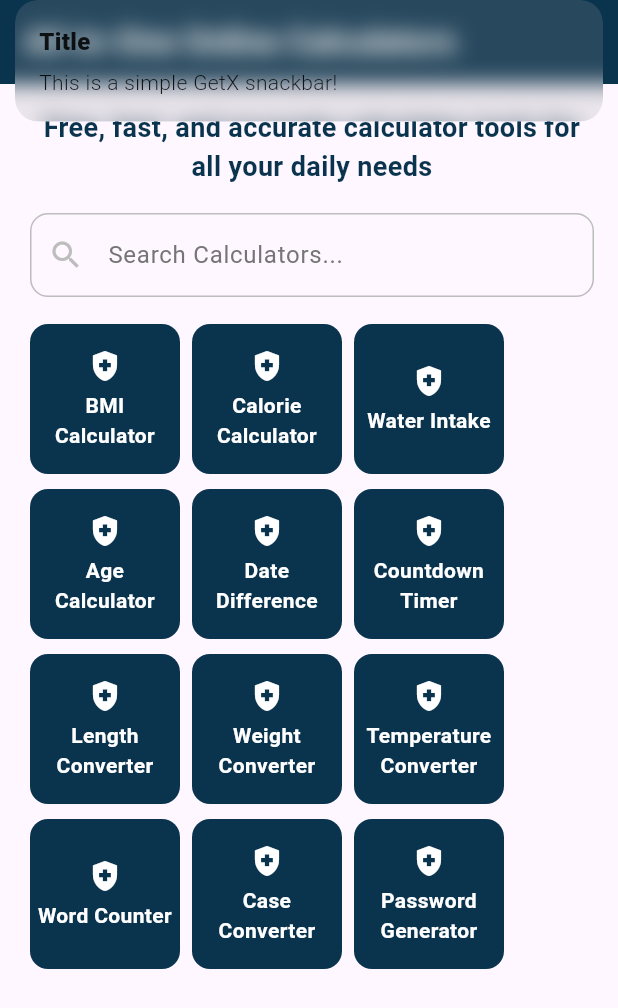
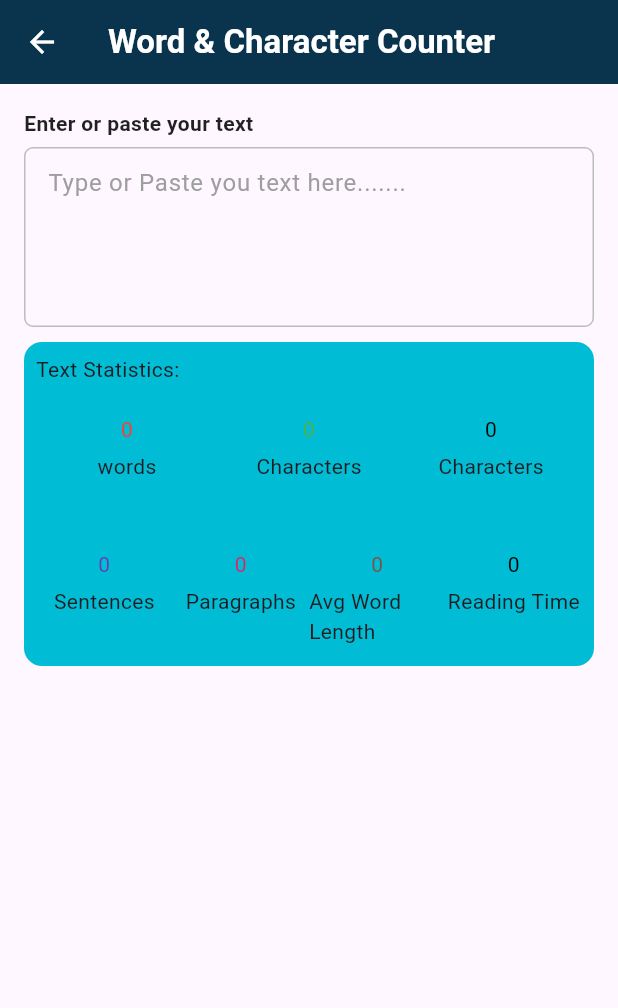
Before and after one commit to Hamid-Raza-22/Online-Calculator-Hub, a Flutter app: the screen it shows after launch, after a tap on "Word Counter", on a phone screen of 412 x 824 dp. Shown: the top 1008 px of the screen. Run offline on Flutter 3.47's test engine with Material 3 defaults, Android fonts, the phone set to English and light mode, and no system bars; our stand-ins replace get.

Commit message:
19/08/25 All screens UI completed

```diff
--- a/lib/screens/Calories Calculator/Calories_calculator_view.dart
+++ b/lib/screens/Calories Calculator/Calories_calculator_view.dart
@@ -31,7 +31,7 @@ class CaloriesCalculatorView extends StatelessWidget {
                     "Calculate your daily calorie needs based on your age, gender, weight, height, and activity level.",
                 fontSize: 16,
                 weight: FontWeight.normal,
-                textcolor: Colors.grey,
+                textcolor: Colors.black26,
               ),
               CustomDropdown(
                 label: "Gender",
--- /dev/null
+++ b/lib/screens/Case Convertor/case_convertor_view.dart
@@ -0,0 +1,56 @@
+import 'package:flutter/material.dart';
+import 'package:online_calculator_hub/utils/Constants/colors.dart';
+import 'package:online_calculator_hub/widgets/CustomMultiLineInput.dart';
+import 'package:online_calculator_hub/widgets/customAppBar.dart';
+import 'package:online_calculator_hub/widgets/custom_button.dart';
+
+
+class CaseConvertorView extends StatelessWidget {
+  final String title;
+  const CaseConvertorView({super.key, required this.title});
+
+  @override
+  Widget build(BuildContext context) {
+    return Scaffold(
+      appBar: CustomAppBar(bgColor: AppColors.PrimaryColor, iconColor: Colors.white, title: title),
+      body: SingleChildScrollView(
+        child: Padding(
+          padding: const EdgeInsets.all(16.0),
+          child: Column(
+            spacing: 10,
+            children: [
+              CustomMultiLineField(label: "Input Text", hint: 'Enter text to convert......'),
+              Row(
+                mainAxisAlignment: MainAxisAlignment.spaceBetween,
+                children: [
+                  CustomTextButton(text: "UPPERCASE", onPressed: (){}, buttonColor: AppColors.PrimaryColor,size: 100,textColor: Colors.white,),
+                  CustomTextButton(text: "lowercase", onPressed: (){}, buttonColor: Colors.green,size: 100,textColor: Colors.white,),
+                  CustomTextButton(text: "Title Case", onPressed: (){}, buttonColor: Colors.purpleAccent,size: 100,textColor: Colors.white,),
+                ],
+              ),
+              Row(
+                mainAxisAlignment: MainAxisAlignment.spaceBetween,
+                children: [
+                  CustomTextButton(text: "Sentence case", onPressed: (){}, buttonColor: Colors.deepOrange,size: 100,textColor: Colors.white,),
+                  CustomTextButton(text: "aLtErNaTinG", onPressed: (){}, buttonColor: Colors.pinkAccent,size: 100,textColor: Colors.white,),
+                  CustomTextButton(text: "iNVERSE", onPressed: (){}, buttonColor: Colors.black26,size: 100,textColor: Colors.white,),
+                ],
+              ),
+              CustomMultiLineField(label: "Converted Text", hint: "Converted text show here......."),
+              Row(
+
+                mainAxisAlignment: MainAxisAlignment.spaceBetween,
+
+                children: [
+                  CustomTextButton(text: "Copy Result", onPressed: (){}, buttonColor: AppColors.PrimaryColor,textColor: Colors.white,size: 155,),
+                  CustomTextButton(text: "Clear All", onPressed: (){}, buttonColor: Colors.grey,textColor: Colors.white,size: 155,)
+
+                ],
+              )
+            ],
+          ),
+        ),
+      ),
+    );
+  }
+}
--- /dev/null
+++ b/lib/screens/Word Counter/word_counter_view.dart
@@ -0,0 +1,62 @@
+import 'package:flutter/material.dart';
+import 'package:online_calculator_hub/utils/Constants/colors.dart';
+import 'package:online_calculator_hub/widgets/CustomMultiLineInput.dart';
+import 'package:online_calculator_hub/widgets/customAppBar.dart';
+import 'package:online_calculator_hub/widgets/customCountsContainer.dart';
+
+class WordCounterView extends StatelessWidget {
+  final String title;
+  const WordCounterView({super.key, required this.title});
+
+  @override
+  Widget build(BuildContext context) {
+    return Scaffold(
+      appBar: CustomAppBar(bgColor: AppColors.PrimaryColor, iconColor: Colors.white, title: title),
+      body: SingleChildScrollView(
+        child: Padding(
+          padding: const EdgeInsets.all(16.0),
+          child: Column(
+            spacing: 10,
+            children: [
+
+              CustomMultiLineField(label: "Enter or paste your text", hint:'Type or Paste you text here.......'),
+              Container(
+
+                decoration: BoxDecoration(
+                  color: Colors.cyan,
+                  borderRadius: BorderRadius.circular(12)
+                ),
+                child: Padding(
+                  padding: const EdgeInsets.all(8.0),
+                  child: Column(
+                    spacing: 20,
+                    crossAxisAlignment: CrossAxisAlignment.start,
+                    children: [
+                      Text("Text Statistics:"),
+                      Row(
+                        mainAxisAlignment: MainAxisAlignment.spaceBetween,
+                        children: [
+                        Customcountscontainer(count: 0, text: 'words', count_color: Colors.red),
+                        Customcountscontainer(count: 0, text: 'Characters', count_color: Colors.green),
+                        Customcountscontainer(count: 0, text: 'Characters', count_color: Colors.black),
+
+                      ],),
+                      Row(mainAxisAlignment: MainAxisAlignment.spaceBetween,
+                        children: [
+                        Customcountscontainer(count: 0, text: 'Sentences', count_color: Colors.deepPurple),
+                        Customcountscontainer(count: 0, text: 'Paragraphs', count_color: Colors.pink),
+                        Customcountscontainer(count: 0, text: 'Avg Word Length', count_color: Colors.brown),
+                        Customcountscontainer(count: 0, text: 'Reading Time', count_color: Colors.black),
+                      ],)
+                    ],
+                  ),
+                ),
+              )
+
+            ],
+          ),
+        ),
+      ),
+    );
+  }
+}
--- /dev/null
+++ b/lib/widgets/CustomMultiLineInput.dart
@@ -0,0 +1,53 @@
+import 'package:flutter/material.dart';
+
+class CustomMultiLineField extends StatelessWidget {
+  final String label;
+  final String hint;
+
+  const CustomMultiLineField({
+    Key? key,
+
+    required this.label,
+    required this.hint,
+  }) : super(key: key);
+
+  @override
+  Widget build(BuildContext context) {
+    return Column(
+      crossAxisAlignment: CrossAxisAlignment.start,
+      children: [
+        Text(
+          label,
+          style: TextStyle(
+            fontSize: 14,
+            fontWeight: FontWeight.w600,
+            color: Colors.black87,
+          ),
+        ),
+        const SizedBox(height: 6),
+        TextField(
+          maxLines: 6,
+          minLines: 4,
+          keyboardType: TextInputType.multiline,
+          decoration: InputDecoration(
+            hintText: hint,
+            hintStyle: TextStyle(color: Colors.grey.shade500),
+            contentPadding: const EdgeInsets.all(12),
+            border: OutlineInputBorder(
+              borderRadius: BorderRadius.circular(6),
+              borderSide: BorderSide(color: Colors.grey.shade400),
+            ),
+            enabledBorder: OutlineInputBorder(
+              borderRadius: BorderRadius.circular(6),
+              borderSide: BorderSide(color: Colors.grey.shade400),
+            ),
+            focusedBorder: OutlineInputBorder(
+              borderRadius: BorderRadius.circular(6),
+              borderSide: const BorderSide(color: Colors.blue, width: 1.5),
+            ),
+          ),
+        ),
+      ],
+    );
+  }
+}
--- a/lib/widgets/customCheckBoxWidget.dart
+++ b/lib/widgets/customCheckBoxWidget.dart
@@ -15,7 +15,9 @@ class _CheckBoxExampleState extends State<CheckBoxWidget> {
 
   @override
   Widget build(BuildContext context) {
-    return CheckboxListTile(
+    return Container(
+      height: 30,
+      child: CheckboxListTile(
             title: Text(widget.title),
             value: isChecked,
             onChanged: (bool? value) {
@@ -24,6 +26,7 @@ class _CheckBoxExampleState extends State<CheckBoxWidget> {
               });
             },
             controlAffinity: ListTileControlAffinity.leading,
+      ),
     );
   }
 }
--- /dev/null
+++ b/lib/widgets/customCountsContainer.dart
@@ -0,0 +1,34 @@
+import 'package:flutter/material.dart';
+
+
+
+class Customcountscontainer extends StatelessWidget {
+  final int count;
+  final String text;
+  final Color count_color;
+
+
+  const Customcountscontainer({super.key, required this.count, required this.text, required this.count_color});
+
+  @override
+  Widget build(BuildContext context) {
+    return Expanded(
+      child: Container(
+
+
+        height: 70,
+        width: 90,
+        color: Colors.transparent,
+
+        child: Column(
+          spacing: 5,
+          children: [
+            Text('$count',style: TextStyle(color: count_color),softWrap: true,),
+            Text(text)
+          ],
+        ),
+
+      ),
+    );
+  }
+}
--- a/lib/widgets/customTimeSelectionField.dart
+++ b/lib/widgets/customTimeSelectionField.dart
@@ -21,7 +21,7 @@ class _SimpleTimeFieldState extends State<Customtimeselectionfield> {
     );
 
     if (picked != null) {
-      final now = DateTime.now();
+      // final now = DateTime.now();
       // final dt = DateTime(now.year, now.month, now.day, picked.hour, picked.minute);
     }
   }
--- a/lib/widgets/custom_button.dart
+++ b/lib/widgets/custom_button.dart
@@ -4,6 +4,7 @@ class CustomTextButton extends StatelessWidget {
   final String text;
   final VoidCallback onPressed;
   final Color textColor;
+  final double size;
   final Color buttonColor;
   final double fontSize;
   final FontWeight fontWeight;
@@ -18,14 +19,14 @@ class CustomTextButton extends StatelessWidget {
     this.fontSize = 16,
     this.fontWeight = FontWeight.w600,
     this.padding = const EdgeInsets.symmetric(horizontal: 8, vertical: 8),
-    required this.buttonColor,
+    required this.buttonColor,this.size=340,
   });
 
   @override
   Widget build(BuildContext context) {
     return TextButton(
       style: TextButton.styleFrom(
-        fixedSize: const Size(340, 45),
+        fixedSize: Size(size, 45),
         padding: padding,
         shape: RoundedRectangleBorder(borderRadius: BorderRadius.circular(12)),
         backgroundColor: buttonColor,
--- a/lib/widgets/custom_grid_view.dart
+++ b/lib/widgets/custom_grid_view.dart
@@ -4,12 +4,15 @@ import 'package:get/get_core/src/get_main.dart';
 import 'package:online_calculator_hub/screens/Age%20Calculator/age_calculator_view.dart';
 import 'package:online_calculator_hub/screens/BMI%20Calculator/BMI_calculator_view.dart';
 import 'package:online_calculator_hub/screens/Calories%20Calculator/Calories_calculator_view.dart';
+import 'package:online_calculator_hub/screens/Case%20Convertor/case_convertor_view.dart';
 import 'package:online_calculator_hub/screens/Countdown%20Timer/countdown_timer_view.dart';
 import 'package:online_calculator_hub/screens/Date%20Difference/date_difference_view.dart';
 import 'package:online_calculator_hub/screens/Length%20Convertor/length_convertor_view.dart';
+import 'package:online_calculator_hub/screens/Password%20Generator/password_generator_view.dart';
 import 'package:online_calculator_hub/screens/Temperature%20Convertor/temperature_convertor_view.dart';
 import 'package:online_calculator_hub/screens/Water%20Intake/water_intake_view.dart';
 import 'package:online_calculator_hub/screens/Weight%20Convertor/weight_convertor_view.dart';
+import 'package:online_calculator_hub/screens/Word%20Counter/word_counter_view.dart';
 import 'package:online_calculator_hub/utils/Constants/toolsTexts.dart';
 import 'package:online_calculator_hub/widgets/custom_card_widget.dart';
 
@@ -106,32 +109,23 @@ class CustomGridView extends StatelessWidget {
             spacing: 8,
             children: [
               BottomElevatedCard(
-                text: "Word Counter",
+                text: Toolstexts.word_counter,
                 onTap: () {
-                  Get.snackbar(
-                    'Title',
-                    'This is a simple GetX snackbar!',
-                  );
+                 Get.to(WordCounterView(title: 'Word & Character Counter'));
                 },
                 C_icon: Icons.health_and_safety,
               ),
               BottomElevatedCard(
-                text: "Case Converter",
+                text: Toolstexts.Case_Converter,
                 onTap: () {
-                  Get.snackbar(
-                    'Title',
-                    'This is a simple GetX snackbar!',
-                  );
+                 Get.to(CaseConvertorView(title:  Toolstexts.Case_Converter,));
                 },
                 C_icon: Icons.health_and_safety,
               ),
               BottomElevatedCard(
-                text: "Password Generator",
+                text: Toolstexts.Password_Generator,
                 onTap: () {
-                  Get.snackbar(
-                    'Title',
-                    'This is a simple GetX snackbar!',
-                  );
+                 Get.to(PasswordGeneratorView(title: Toolstexts.Password_Generator));
                 },
                 C_icon: Icons.health_and_safety,
               ),
```
Also changed, not shown: lib/screens/Password Generator/password_generator_view.dart (added, +44 -0 lines), lib/widgets/customSlider.dart (added, +20 -0 lines). Lines whose indentation alone changed are shown as unchanged.
